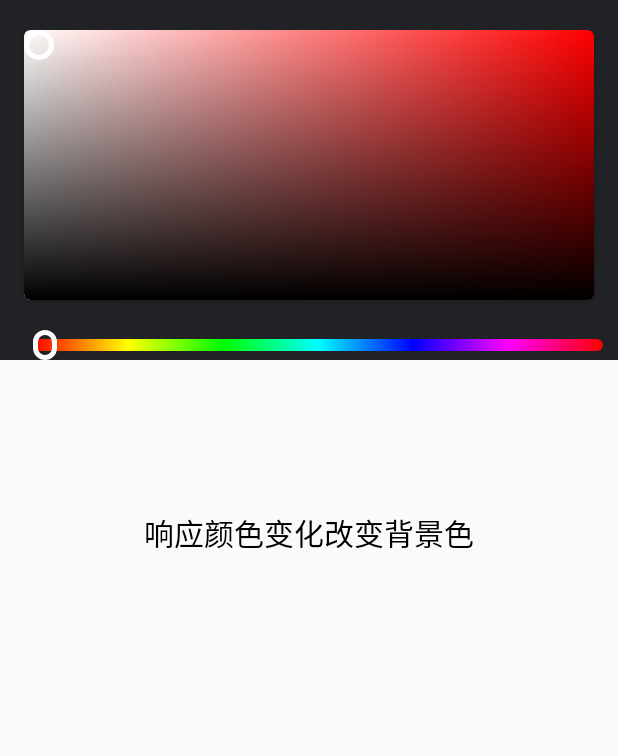
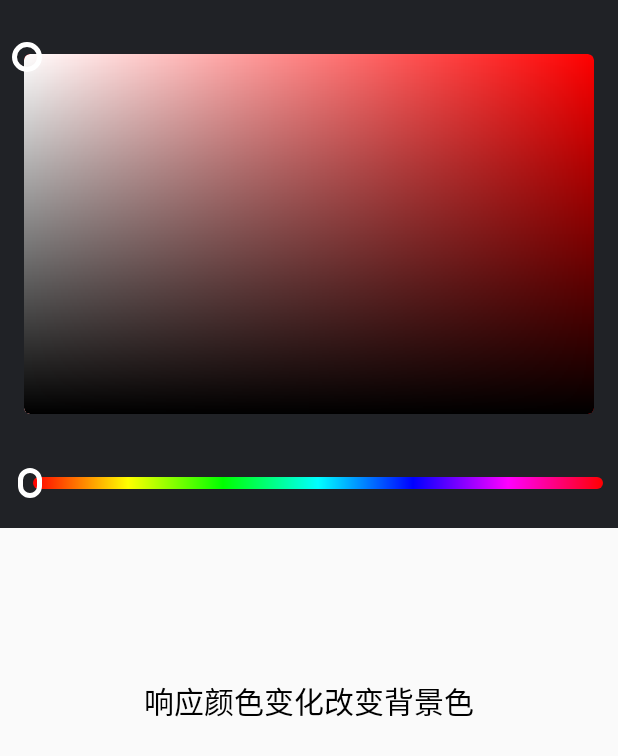
Before and after one commit to fang852049105/KotlinDemo, an Android app: the TestActivity screen opened directly, with no data from a screen before it, on a phone screen of 412 x 824 dp. Shown: the top 756 px of the screen. Run offline under Robolectric (Android 15) with nearby library versions, the phone set to English and light mode, and no system bars; our stand-ins replace CircleImageView, RxJava; libraries missing offline, so code that uses them is left out: com.orhanobut.logger, com.squareup.leakcanary, com.tencent.bugly, pub.devrel.easypermissions; Roboto replaces fonts that are not available here.

Commit message:
feat：优化

```diff
--- a/lib-widget/src/main/java/com/fxq/lib/widget/colorpicker/ColorPicker.kt
+++ b/lib-widget/src/main/java/com/fxq/lib/widget/colorpicker/ColorPicker.kt
@@ -9,7 +9,6 @@ import android.util.AttributeSet
 import android.view.LayoutInflater
 import android.view.MotionEvent
 import android.view.View
-import android.widget.FrameLayout
 import android.widget.LinearLayout
 import android.widget.RelativeLayout
 import com.fxq.lib.widget.R
@@ -18,20 +17,21 @@ import com.fxq.lib.widget.R
  * Author: Fanxq
  * Date: 2021/2/5
  */
-class ColorPicker : LinearLayout {
+class ColorPicker : RelativeLayout {
 
-  private lateinit var llColorProgress: View
-  private lateinit var vColorBarDot: View
+  private lateinit var mLLColorProgress: View
+  private lateinit var mColorBarDot: View
   private var red = 255
   private var green = 0
   private var blue = 0
   private var index = 0
-  private lateinit var llProgress: LinearLayout
-  private lateinit var vLocation: View
-  private lateinit var vBgColor: CardView
-  private lateinit var colorBarLayoutParams: RelativeLayout.LayoutParams
+  private lateinit var mLLProgress: LinearLayout
+  private lateinit var mLocation: View
+  private lateinit var mFakeBgColor:View
+  private lateinit var mBgColor: CardView
+  private lateinit var colorBarLayoutParams: LayoutParams
   private var onColorChangeListener: OnColorChangeListener? = null
-  private lateinit var vLocationLayoutParams: FrameLayout.LayoutParams
+  private lateinit var vLocationLayoutParams: LayoutParams
   private val transValue = 255 //透明度
 
   constructor(context: Context) : super(context) {
@@ -53,40 +53,42 @@ class ColorPicker : LinearLayout {
     initView(context)
   }
 
+  @SuppressLint("ClickableViewAccessibility")
   private fun initView(context: Context) {
     val view: View = LayoutInflater.from(context).inflate(R.layout.view_color_picker, this)
-    vBgColor = view.findViewById(R.id.fl_color)
-    llProgress = view.findViewById(R.id.ll_progress)
-    vLocation = view.findViewById(R.id.view_location)
-    vLocationLayoutParams = vLocation.getLayoutParams() as FrameLayout.LayoutParams
-    llColorProgress = findViewById(R.id.ll_color_progress)
-    vColorBarDot = view.findViewById(R.id.view_color_bar_dot)
-    colorBarLayoutParams = vColorBarDot.getLayoutParams() as RelativeLayout.LayoutParams
+    mBgColor = view.findViewById(R.id.fl_color)
+    mFakeBgColor = view.findViewById(R.id.rl_fake_color)
+    mLLProgress = view.findViewById(R.id.ll_progress)
+    mLocation = view.findViewById(R.id.view_location)
+    vLocationLayoutParams = mLocation.layoutParams as LayoutParams
+    mLLColorProgress = findViewById(R.id.ll_color_progress)
+    mColorBarDot = view.findViewById(R.id.view_color_bar_dot)
+    colorBarLayoutParams = mColorBarDot.layoutParams as LayoutParams
 
     /*调整颜色*/
-    llColorProgress.setOnTouchListener({ v, event ->
-      val width = llColorProgress?.getWidth()
+    mLLColorProgress.setOnTouchListener { _, event ->
+      val width = mLLColorProgress.width
       val leftMargin = event.x
       var x = 0f
-      if (leftMargin < vColorBarDot?.getWidth() / 2.0f) {
-        colorBarLayoutParams?.leftMargin = 0
-      } else if (leftMargin > width - vColorBarDot.getWidth() / 2.0f) {
+      if (leftMargin < mColorBarDot.width / 2.0f) {
+        colorBarLayoutParams.leftMargin = 0
+      } else if (leftMargin > width - mColorBarDot.width / 2.0f) {
         x = 100f
-        colorBarLayoutParams?.leftMargin = width - vColorBarDot.getWidth()
+        colorBarLayoutParams.leftMargin = width - mColorBarDot.width
       } else {
         x = event.x / width * 100
-        colorBarLayoutParams?.leftMargin = (leftMargin - vColorBarDot.getWidth() / 2).toInt()
+        colorBarLayoutParams.leftMargin = (leftMargin - mColorBarDot.width / 2).toInt()
       }
-      vColorBarDot.setLayoutParams(colorBarLayoutParams)
+      mColorBarDot.layoutParams = colorBarLayoutParams
       onProgressChanged(x.toInt())
       true
-    })
+    }
 
     /*调整颜色明暗*/
-    vBgColor.setOnTouchListener { v, event ->
-      val width = vBgColor?.width
-      val height = vBgColor?.height
-      val action = event?.action
+    mFakeBgColor.setOnTouchListener { _, event ->
+      val width = mFakeBgColor.width
+      val height = mFakeBgColor.height
+      val action = event.action
       val leftMargin: Int
       val topMargin: Int
       when (action) {
@@ -94,23 +96,23 @@ class ColorPicker : LinearLayout {
         }
         MotionEvent.ACTION_MOVE -> {
           //防止越界处理
-          leftMargin = if (event.x > width - vLocation.width / 2f) {
-            width - vLocation.width
-          } else if (event.x < vLocation.width / 2f) {
+          leftMargin = if (event.x > width - mLocation.width / 2f) {
+            width - mLocation.width
+          } else if (event.x < mLocation.width / 2f) {
             0
           } else {
-            (event.x - vLocation.width / 2f).toInt()
+            (event.x - mLocation.width / 2f).toInt()
           }
-          topMargin = if (event.y > height - vLocation.height / 2f) {
-            height - vLocation.height
-          } else if (event.y <= vLocation.height / 2f) {
+          topMargin = if (event.y > height - mLocation.height / 2f) {
+            height - mLocation.height
+          } else if (event.y <= mLocation.height / 2f) {
             0
           } else {
-            (event.y - vLocation.height / 2f).toInt()
+            (event.y - mLocation.height / 2f).toInt()
           }
           vLocationLayoutParams.leftMargin = leftMargin
           vLocationLayoutParams.topMargin = topMargin
-          vLocation.layoutParams = vLocationLayoutParams
+          mLocation.layoutParams = vLocationLayoutParams
           changeColor()
         }
         MotionEvent.ACTION_UP -> {
@@ -159,7 +161,7 @@ class ColorPicker : LinearLayout {
       }
       else -> red = 255
     }
-    vBgColor?.setCardBackgroundColor(Color.rgb(red, green, blue))
+    mBgColor.setCardBackgroundColor(Color.rgb(red, green, blue))
     showColorBarDot()
     changeColor()
   }
@@ -169,7 +171,7 @@ class ColorPicker : LinearLayout {
     gd.setColor(Color.rgb(red, green, blue))
     gd.cornerRadius = 24f
     gd.setStroke(9, Color.parseColor("#ffffff")) //描边的颜色和宽度
-    vColorBarDot.setBackground(gd)
+    mColorBarDot.background = gd
   }
 
   /**
@@ -180,8 +182,8 @@ class ColorPicker : LinearLayout {
     var tempGreen = green
     var tempBlue = blue
     val hPercent =
-      1 - vLocation?.x / (vBgColor?.width - vLocation?.width)
-    val vPercent = vLocation?.y / (vBgColor?.height - vLocation?.height)
+      1 - mLocation.x / (mFakeBgColor.width - mLocation.width)
+    val vPercent = mLocation.y / (mFakeBgColor.height - mLocation.height)
     when (index) {
       0 -> {
         tempGreen = (green + hPercent * (255 - green)).toInt()
@@ -217,11 +219,12 @@ class ColorPicker : LinearLayout {
 
   override fun onWindowFocusChanged(hasWindowFocus: Boolean) {
     super.onWindowFocusChanged(hasWindowFocus)
-    val layoutParams = vLocation.layoutParams as FrameLayout.LayoutParams
-    layoutParams.leftMargin = vBgColor.width - vLocation.width
-    vLocation.layoutParams = layoutParams
-    colorBarLayoutParams.leftMargin = llColorProgress.width - vColorBarDot.width
-    vColorBarDot.layoutParams = colorBarLayoutParams
+    val layoutParams = mLocation.layoutParams as LayoutParams
+    layoutParams.leftMargin = mFakeBgColor.width - mLocation.width
+    mLocation.layoutParams = layoutParams
+    mLocation.post { changeColor() }
+    colorBarLayoutParams.leftMargin = mLLColorProgress.width - mColorBarDot.width
+    mColorBarDot.layoutParams = colorBarLayoutParams
     showColorBarDot()
   }
 
@@ -234,15 +237,6 @@ class ColorPicker : LinearLayout {
     this.onColorChangeListener = onColorChangeListener
   }
 
-  override fun onSizeChanged(w: Int, h: Int, oldw: Int, oldh: Int) {
-    super.onSizeChanged(w, h, oldw, oldh)
-    vBgColor.post {
-      val layoutParams = vBgColor.layoutParams as LayoutParams
-      layoutParams.height = h - llProgress.height
-      vBgColor.layoutParams = layoutParams
-    }
-  }
-
   override fun dispatchTouchEvent(ev: MotionEvent?): Boolean {
     parent.requestDisallowInterceptTouchEvent(true)
     return super.dispatchTouchEvent(ev)
--- a/lib-widget/src/main/res/drawable/shape_stroke_dot.xml
+++ b/lib-widget/src/main/res/drawable/shape_stroke_dot.xml
@@ -1,7 +1,6 @@
 <?xml version="1.0" encoding="utf-8"?>
 <shape xmlns:android="http://schemas.android.com/apk/res/android"
     android:shape="oval">
-
 
     <stroke
         android:width="3dp"
--- a/lib-widget/src/main/res/layout/view_color_picker.xml
+++ b/lib-widget/src/main/res/layout/view_color_picker.xml
@@ -1,22 +1,21 @@
 <?xml version="1.0" encoding="utf-8"?>
-<LinearLayout xmlns:android="http://schemas.android.com/apk/res/android"
+<RelativeLayout xmlns:android="http://schemas.android.com/apk/res/android"
     android:layout_width="match_parent"
-    android:layout_height="240dp"
+    android:layout_height="wrap_content"
     xmlns:app="http://schemas.android.com/apk/res-auto"
     android:background="#202226"
     android:focusable="true"
     android:focusableInTouchMode="true"
-    android:paddingTop="20dp"
-    android:orientation="vertical">
+    android:paddingTop="20dp">
 
     <android.support.v7.widget.CardView
         android:id="@+id/fl_color"
         android:layout_width="match_parent"
-        android:layout_height="wrap_content"
+        android:layout_height="240dp"
         app:cardCornerRadius="4dp"
         app:cardBackgroundColor="#ffff0000"
-        android:layout_marginStart="16dp"
-        android:layout_marginEnd="16dp">
+        app:cardElevation="0dp"
+        android:layout_margin="16dp">
 
         <View
             android:layout_width="match_parent"
@@ -28,21 +27,33 @@
             android:layout_height="match_parent"
             android:background="@drawable/shape_black_gradually_trans" />
 
+    </android.support.v7.widget.CardView>
+
+    <RelativeLayout
+        android:id="@+id/rl_fake_color"
+        android:layout_width="match_parent"
+        android:layout_height="256dp"
+        android:layout_marginStart="8dp"
+        android:layout_marginEnd="8dp"
+        android:layout_marginTop="8dp"
+        android:background="@android:color/transparent">
+
         <View
             android:id="@+id/view_location"
             android:layout_width="20dp"
             android:layout_height="20dp"
-            android:background="@drawable/shape_stroke_dot" />
-
-    </android.support.v7.widget.CardView>
+            android:background="@drawable/shape_stroke_dot"
+            android:clickable="false"/>
+    </RelativeLayout>
 
     <LinearLayout
         android:id="@+id/ll_progress"
         android:layout_width="match_parent"
-        android:layout_height="@dimen/color_change_bar_height"
-        android:gravity="center_vertical"
+        android:layout_height="wrap_content"
+        android:minHeight="60dp"
+        android:layout_below="@+id/fl_color"
         android:orientation="horizontal"
-        android:padding="10dp">
+        android:gravity="center_vertical">
 
         <LinearLayout
             android:layout_width="match_parent"
@@ -64,8 +75,8 @@
                     <LinearLayout
                         android:id="@+id/ll_color_progress"
                         android:layout_width="match_parent"
-                        android:layout_height="8dp"
-
+                        android:layout_height="28dp"
+                        android:padding="10dp"
                         android:orientation="horizontal">
 
                         <View
@@ -121,4 +132,4 @@
 
     </LinearLayout>
 
-</LinearLayout>
+</RelativeLayout>
```
